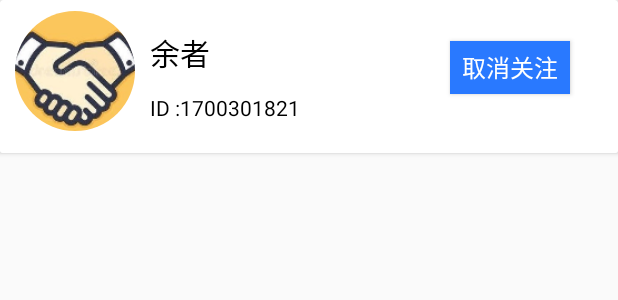
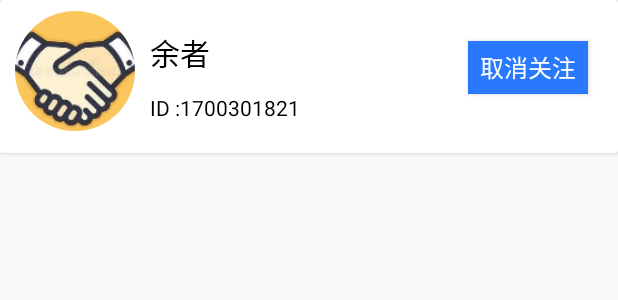
Before and after one commit to allworldg/SchoolHelp, an Android app: the layout personal_attetion_item.xml on its own in the app's theme, with its tools: preview values and no code run, on a phone screen of 412 x 824 dp. Shown: the top 300 px of the screen. Run offline under Robolectric (Android 15) with nearby library versions, the phone set to English and light mode, and no system bars.

Commit message:
'取消关注'

```diff
--- a/CampusHelp_s/app/src/main/res/layout/personal_attetion_item.xml
+++ b/CampusHelp_s/app/src/main/res/layout/personal_attetion_item.xml
@@ -43,7 +43,10 @@
             android:id="@+id/gz_qg"
             android:layout_width="80dp"
             android:layout_height="35dp"
-            android:layout_marginLeft="300dp"
+            android:layout_alignParentEnd="true"
+            android:layout_alignParentRight="true"
+            android:layout_marginEnd="20dp"
+            android:layout_marginRight="20dp"
             android:layout_marginTop="25dp"
             android:text="取消关注"
             android:textColor="@android:color/white"
```
